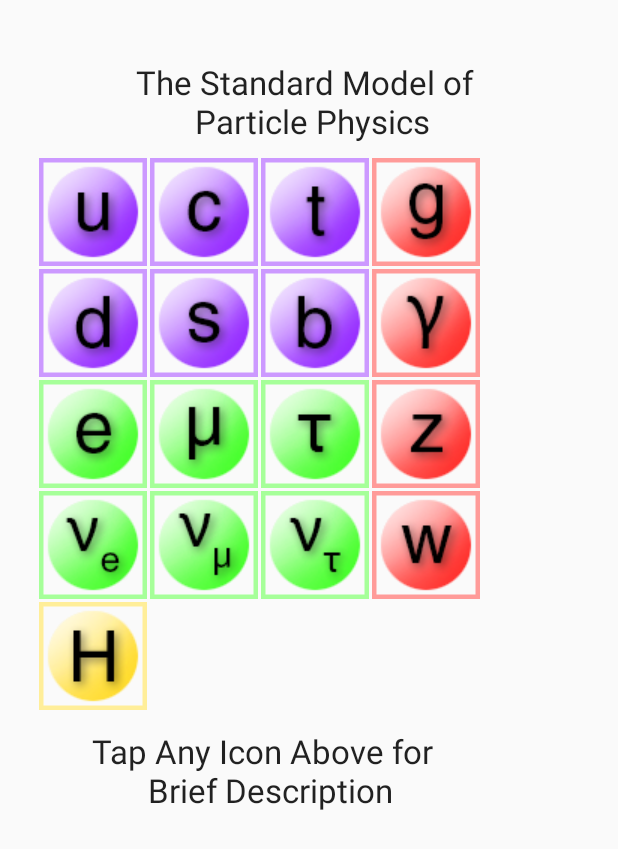
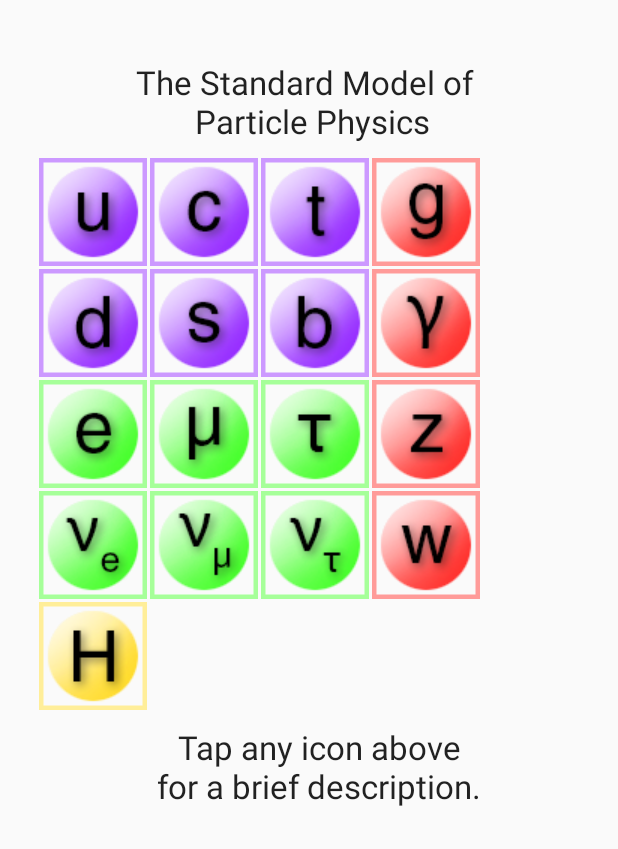
Before and after one commit to dnlwng243/quirky-quarks, an Android app: the StandardModel screen opened directly, with no data from a screen before it, on a phone screen of 412 x 824 dp. Shown: the top 849 px of the screen. Run offline under Robolectric (Android 15) with nearby library versions, the phone set to English and light mode, and no system bars.

Commit message:
changed alignment of 'tap for desc' and capitalization

```diff
--- a/app/src/main/res/layout/activity_standard_model.xml
+++ b/app/src/main/res/layout/activity_standard_model.xml
@@ -179,13 +179,12 @@
         android:layout_width="wrap_content"
         android:layout_height="wrap_content"
         android:textAppearance="?android:attr/textAppearanceLarge"
-        android:text="Tap Any Icon Above for \n Brief Description"
+        android:text="Tap any icon above\nfor a brief description."
         android:id="@+id/textView2"
-        android:layout_alignParentBottom="false"
-        android:layout_alignParentLeft="true"
-        android:layout_alignParentStart="true"
         android:textAlignment="center"
-        android:layout_marginLeft="45dp"
-        android:layout_marginTop="470dp"/>
+        android:layout_marginTop="10dp"
+        android:layout_below="@+id/higgsBosonImage"
+        android:layout_alignRight="@+id/textView"
+        android:layout_alignEnd="@+id/textView" />
 
 </RelativeLayout>
```
Also changed, not shown: 3 other files.
